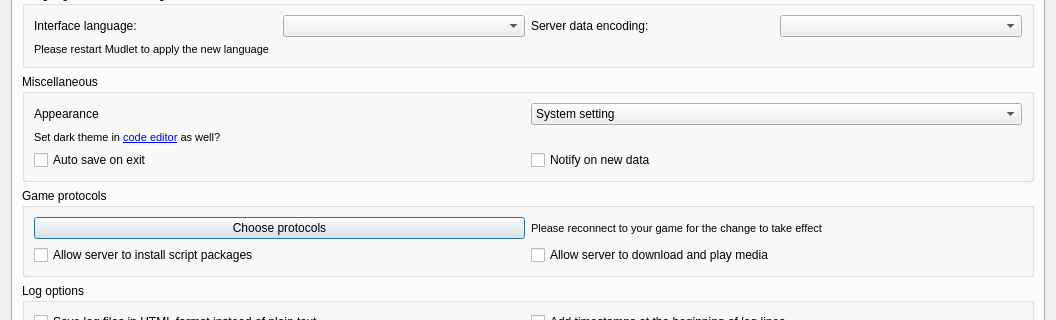
This is src/ui/profile_preferences.ui in Mudlet/Mudlet as Qt 5 draws it before an edit; both pictures show x 0 to 1056 and y 158 to 478 of the 1056 by 866 pixel window. The edited form follows.
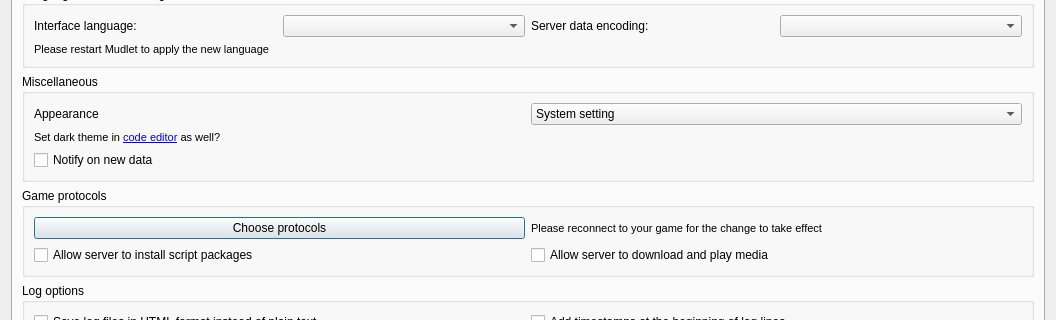
This is the edited form. Icons and pictures are not drawn. Custom widgets are drawn as their Qt base class.

Commit message: improve: remove autosave on exit preference

Patch:
```diff
--- a/src/ui/profile_preferences.ui
+++ b/src/ui/profile_preferences.ui
@@ -223,16 +223,6 @@
           <string>Miscellaneous</string>
          </property>
          <layout class="QGridLayout" name="gridLayout_groupBox_miscellaneous">
-          <item row="2" column="1">
-           <widget class="QCheckBox" name="mAlertOnNewData">
-            <property name="toolTip">
-             <string>&lt;p&gt;Show a toolbar notification if Mudlet is minimized and new data arrives.&lt;/p&gt;</string>
-            </property>
-            <property name="text">
-             <string>Notify on new data</string>
-            </property>
-           </widget>
-          </item>
           <item row="1" column="0" colspan="2">
            <widget class="QLabel" name="label_darkEditorPrompt">
             <property name="font">
@@ -275,9 +265,12 @@
            </widget>
           </item>
           <item row="2" column="0">
-           <widget class="QCheckBox" name="mFORCE_SAVE_ON_EXIT">
+           <widget class="QCheckBox" name="mAlertOnNewData">
+            <property name="toolTip">
+             <string>&lt;p&gt;Show a toolbar notification if Mudlet is minimized and new data arrives.&lt;/p&gt;</string>
+            </property>
             <property name="text">
-             <string>Auto save on exit</string>
+             <string>Notify on new data</string>
             </property>
            </widget>
           </item>
```
The commit also changes 1 other file.
